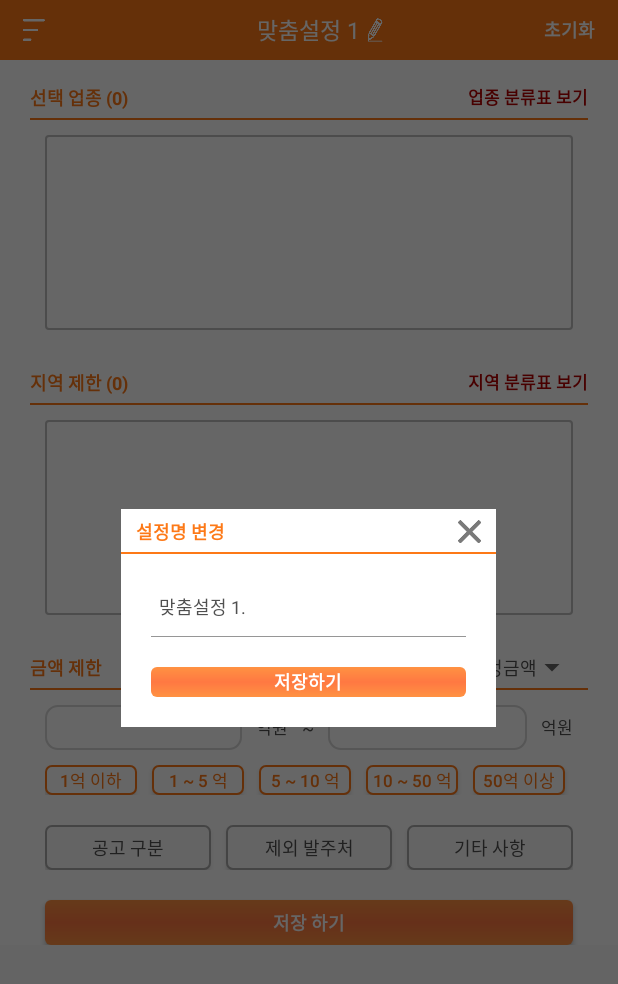
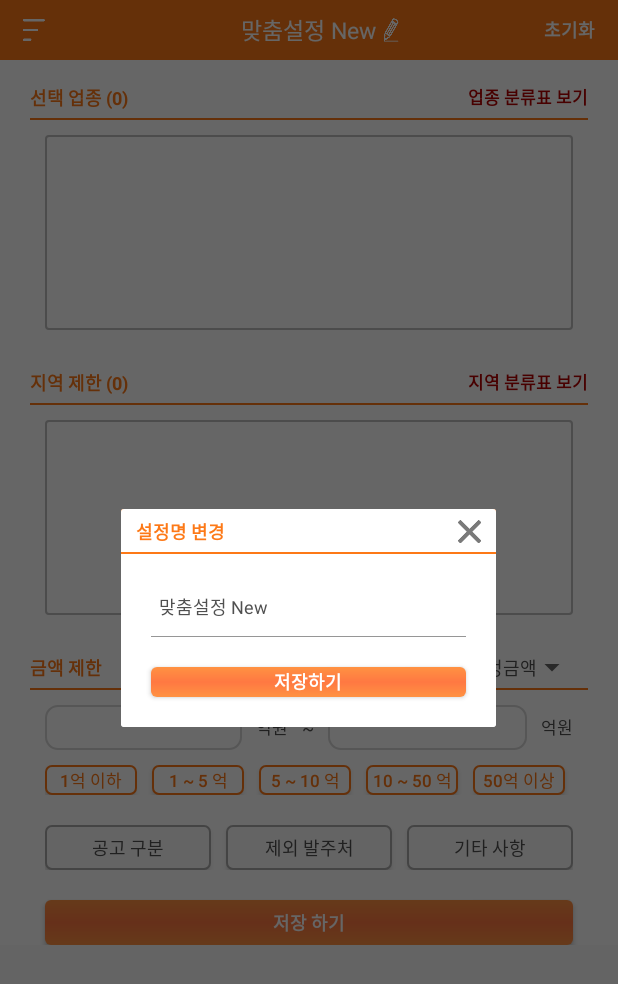
Before and after one commit to AcceptedJWPark/21Line, an Android app: the Setbid_Activity screen opened directly, with no data from a screen before it, after a tap on an icon or button, on a phone screen of 412 x 824 dp. Shown: the top 984 px of the screen. Run offline under Robolectric (Android 15) with nearby library versions, the phone set to English and light mode, and no system bars; our stand-ins replace Volley; network calls fail.

Commit message:
맞춤입찰, 낙찰 서버 요청 수정

```diff
--- a/app/src/main/java/com/mobile/a21line/Bid/Bid_Activity.java
+++ b/app/src/main/java/com/mobile/a21line/Bid/Bid_Activity.java
@@ -128,7 +128,8 @@ public class Bid_Activity extends AppCompatActivity {
         swipyRefreshLayout.setOnRefreshListener(new SwipyRefreshLayout.OnRefreshListener() {
             @Override
             public void onRefresh(SwipyRefreshLayoutDirection direction) {
-                getMypageBidList();
+                if(totalNum > startNum)
+                    getMypageBidList();
                 swipyRefreshLayout.setRefreshing(false);
             }
         });
@@ -171,6 +172,7 @@ public class Bid_Activity extends AppCompatActivity {
 
                         if(i == obj.length() -1 && totalNum == 0){
                             totalNum = o.getInt("TotalCnt");
+
                         }else {
                             if(RegDTime.equals("0")){
                                 RegDTime = parseDateTimeToDate(o.getString("RegDTime"), true);
--- a/app/src/main/java/com/mobile/a21line/Result/Result_Activity.java
+++ b/app/src/main/java/com/mobile/a21line/Result/Result_Activity.java
@@ -267,7 +267,8 @@ public class Result_Activity extends AppCompatActivity {
         swipyRefreshLayout.setOnRefreshListener(new SwipyRefreshLayout.OnRefreshListener() {
             @Override
             public void onRefresh(SwipyRefreshLayoutDirection direction) {
-                getMypageBidList();
+                if(totalNum > startNum)
+                    getMypageBidList();
                 swipyRefreshLayout.setRefreshing(false);
             }
         });
--- a/app/src/main/java/com/mobile/a21line/Setbid/Setbid_Activity.java
+++ b/app/src/main/java/com/mobile/a21line/Setbid/Setbid_Activity.java
@@ -114,14 +114,16 @@ public class Setbid_Activity extends AppCompatActivity {
                 getUpcode();
                 ((EditText) findViewById(R.id.et_price1_setbid)).setText(groupData.getString("SMoney"));
                 ((EditText) findViewById(R.id.et_price2_setbid)).setText(groupData.getString("EMoney"));
+                ((TextView) findViewById(R.id.tv_toolbarTitle)).setText(groupData.getString("GName"));
             }catch (Exception e){
                 e.printStackTrace();
             }
         }else{
             GCode = "new";
+            ((TextView) findViewById(R.id.tv_toolbarTitle)).setText("맞춤설정 New");
         }
 
-        ((TextView) findViewById(R.id.tv_toolbarTitle)).setText("맞춤설정 1");
+
         ((ImageView) findViewById(R.id.img_toolbarIcon_Left_Back)).setVisibility(View.GONE);
         ((ImageView) findViewById(R.id.img_toolbarIcon_Left_Menu)).setVisibility(View.VISIBLE);
         ((ImageView) findViewById(R.id.iv_toolbarModify)).setVisibility(View.VISIBLE);
@@ -167,7 +169,12 @@ public class Setbid_Activity extends AppCompatActivity {
             @Override
             public void onClick(View v) {
 
-                dialog4 = new Setbid_Dialog_Title_Chan(Setbid_Activity.this);
+                dialog4 = new Setbid_Dialog_Title_Chan(Setbid_Activity.this, ((TextView) findViewById(R.id.tv_toolbarTitle)).getText().toString(), new Setbid_Dialog_Title_Chan.ISetbidDialogEventListener() {
+                    @Override
+                    public void customDialogEvent(String returnValue) {
+                        ((TextView) findViewById(R.id.tv_toolbarTitle)).setText(returnValue);
+                    }
+                });
                 dialog4.getWindow().setSoftInputMode(WindowManager.LayoutParams.SOFT_INPUT_ADJUST_RESIZE);
                 dialog4.getWindow().setFlags(WindowManager.LayoutParams.FLAG_DIM_BEHIND,WindowManager.LayoutParams.FLAG_DIM_BEHIND);
                 dialog4.getWindow().setDimAmount(0.6f);
@@ -565,7 +572,7 @@ public class Setbid_Activity extends AppCompatActivity {
                 params.put("GFlags", String.valueOf(GFlag));
                 params.put("SMoney", EMoney);
                 params.put("EMoney", SMoney);
-                params.put("GName", "test2");
+                params.put("GName", ((TextView) findViewById(R.id.tv_toolbarTitle)).getText().toString());
                 params.put("PassOrderCode", String.valueOf(PassOrderCode));
                 params.put("AptOpt", AptOpt);
                 params.put("MailOpt", MailOpt);
--- a/app/src/main/java/com/mobile/a21line/Setbid/Setbid_Dialog_Title_Chan.java
+++ b/app/src/main/java/com/mobile/a21line/Setbid/Setbid_Dialog_Title_Chan.java
@@ -6,6 +6,7 @@ import android.os.Bundle;
 import android.view.View;
 import android.view.WindowManager;
 import android.widget.Button;
+import android.widget.EditText;
 import android.widget.ImageView;
 import android.widget.ListView;
 import android.widget.TextView;
@@ -26,6 +27,21 @@ public class Setbid_Dialog_Title_Chan extends Dialog {
     private Button btn_dialog;
 
     Context mContext;
+    EditText et_title;
+    String title;
+
+    public interface ISetbidDialogEventListener{
+        public void customDialogEvent(String returnValue);
+    }
+
+    private ISetbidDialogEventListener onSetbidDialogEventListener;
+
+    public Setbid_Dialog_Title_Chan(Context context, String title, ISetbidDialogEventListener onSetbidDialogEventListener){
+        super(context);
+        mContext = context;
+        this.title = title;
+        this.onSetbidDialogEventListener = onSetbidDialogEventListener;
+    }
 
 
     @Override
@@ -40,11 +56,13 @@ public class Setbid_Dialog_Title_Chan extends Dialog {
 
         btn_dialog = findViewById(R.id.btn_dialog_titleChange_setbid);
         iv_dialog = findViewById(R.id.iv_dialog_titleChange_setbid);
-
+        et_title = findViewById(R.id.et_chg_setbid_title);
+        et_title.setText(title);
 
         btn_dialog.setOnClickListener(new View.OnClickListener() {
             @Override
             public void onClick(View v) {
+                onSetbidDialogEventListener.customDialogEvent(et_title.getText().toString());
                 Toast.makeText(mContext,"설정명이 변경되었습니다.",Toast.LENGTH_SHORT).show();
                 dismiss();
             }
--- a/app/src/main/res/layout/setbid_titlechange.xml
+++ b/app/src/main/res/layout/setbid_titlechange.xml
@@ -45,6 +45,7 @@
 
 
         <EditText
+            android:id="@+id/et_chg_setbid_title"
             android:layout_width="match_parent"
             android:layout_height="@dimen/height_40dp"
             android:layout_marginLeft="20dp"
```
